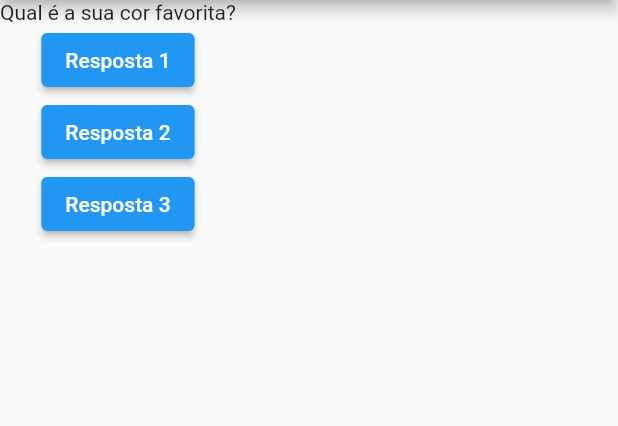
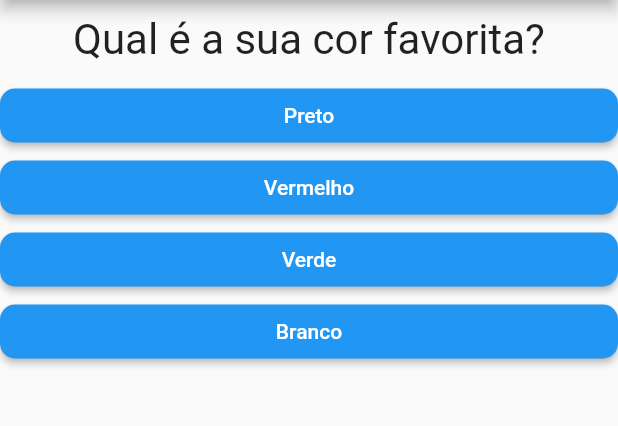
Before and after one commit to AbmaPolaro/app_perguntas_aula, a Flutter app: the screen it shows after launch, on a phone screen of 412 x 824 dp, the part 84-510 px from its top. Run offline on Flutter 3.47's test engine with Material 2 defaults, Android fonts, the phone set to English and light mode, and no system bars.

Commit message:
Alterações e inclusão da nova lib resposta

```diff
--- a/lib/main.dart
+++ b/lib/main.dart
@@ -1,5 +1,6 @@
 import 'package:flutter/material.dart';
 import './questao.dart';
+import './resposta.dart';
 
 void main() {
   runApp(PerguntaApp());
@@ -18,7 +19,6 @@ class _PerguntaAppState extends State<PerguntaApp> {
     setState(() {
       _perguntaSelecionada++;
     });
-    print(_perguntaSelecionada);
   }
 
   //Função que retorna outra função:
@@ -30,10 +30,28 @@ class _PerguntaAppState extends State<PerguntaApp> {
 
   @override
   Widget build(BuildContext context) {
+    //final List<Map<String, Object>> perguntas = [], como trabalhamos com inferência não precisa especificar
     final perguntas = [
-      'Qual é a sua cor favorita?',
-      'Qual é o seu animal favorito?',
+      {
+        'texto': 'Qual é a sua cor favorita?',
+        'respostas': ['Preto', 'Vermelho', 'Verde', 'Branco'],
+      },
+      {
+        'texto': 'Qual é o seu animal favorito?',
+        'respostas': ['Coelho', 'Cobra', 'Elefante', 'Leão'],
+      },
+      {
+        'texto': 'Qual é o seu instrutor favorito?',
+        'respostas': ['Maria', 'João', 'Leo', 'Pedro'],
+      },
     ];
+
+    List<Widget> respostas = [];
+    for (String textoResp
+        in perguntas[_perguntaSelecionada].cast()['respostas']) {
+      respostas.add(Resposta(textoResp, _responder));
+    }
+
     return MaterialApp(
         debugShowCheckedModeBanner: false,
         home: Scaffold(
@@ -41,38 +59,11 @@ class _PerguntaAppState extends State<PerguntaApp> {
             title: const Text("Perguntas"),
             centerTitle: true,
           ),
-        body: Column(
-          children: [
-            Questao(
-              perguntas[_perguntaSelecionada],
-              texto: perguntas[_perguntaSelecionada],
-            ),
-            ElevatedButton(
-              onPressed: _responder,
-              child: const Text('Resposta 1'),
-            ),
-
-            //No onPressed também posso passar:
-            //onPressed: () {
-            //print('Resposta 2 foi selecionada!');
-            //}
-            //ou
-            //Usar a função arrow:
-            //onPressed: () => print('Resposta 1'),
-
-            //OBS: não invoque a função a não ser que a função retorne uma função.
-
-            ElevatedButton(
-              onPressed: _responder,
-              child: const Text('Resposta 2'),
-            ),
-            ElevatedButton(
-              onPressed: _responder,
-              child: const Text('Resposta 3'),
-            ),
-          ],
-        ),
-      ),
-    );
+          body: Column(children: [
+            Questao(perguntas[_perguntaSelecionada]['texto'].toString(),
+                ['resposta'].toString()),
+            ...respostas
+          ]),
+        ));
   }
 }
--- a/lib/questao.dart
+++ b/lib/questao.dart
@@ -1,12 +1,20 @@
 import 'package:flutter/material.dart';
 
 class Questao extends StatelessWidget {
-  const Questao(String pergunta, {super.key, required this.texto});
+  final String texto;
 
-  final String texto;
+  Questao(this.texto, resposta);
 
   @override
   Widget build(BuildContext context) {
-    return Text(texto);
+    return Container(
+      width: double.infinity,
+      margin: const EdgeInsets.all(10),
+      child: Text(
+        texto,
+        style: const TextStyle(fontSize: 28),
+        textAlign: TextAlign.center,
+      ),
+    );
   }
 }
--- /dev/null
+++ b/lib/resposta.dart
@@ -0,0 +1,25 @@
+// ignore_for_file: public_member_api_docs, sort_constructors_first
+import 'package:flutter/material.dart';
+
+class Resposta extends StatelessWidget {
+  final String texto;
+  void Function()? onSelect;
+
+  Resposta(this.texto, this.onSelect);
+
+  @override
+  Widget build(BuildContext context) {
+    return Container(
+      width: double.infinity,
+      child: ElevatedButton(
+        onPressed: onSelect,
+        style: ButtonStyle(
+            backgroundColor: MaterialStateProperty.all(Colors.blue),
+            shape: MaterialStatePropertyAll(RoundedRectangleBorder(
+              borderRadius: BorderRadius.circular(10),
+            ))),
+        child: Text(texto),
+      ),
+    );
+  }
+}
```
Lines whose indentation alone changed are shown as unchanged.
